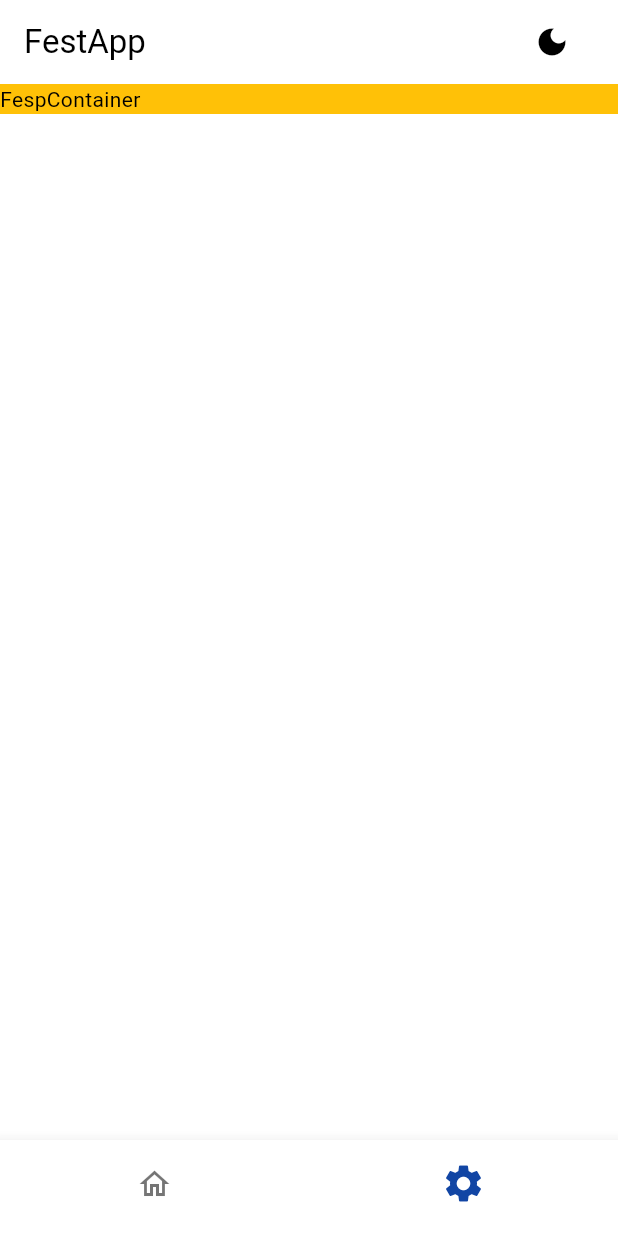
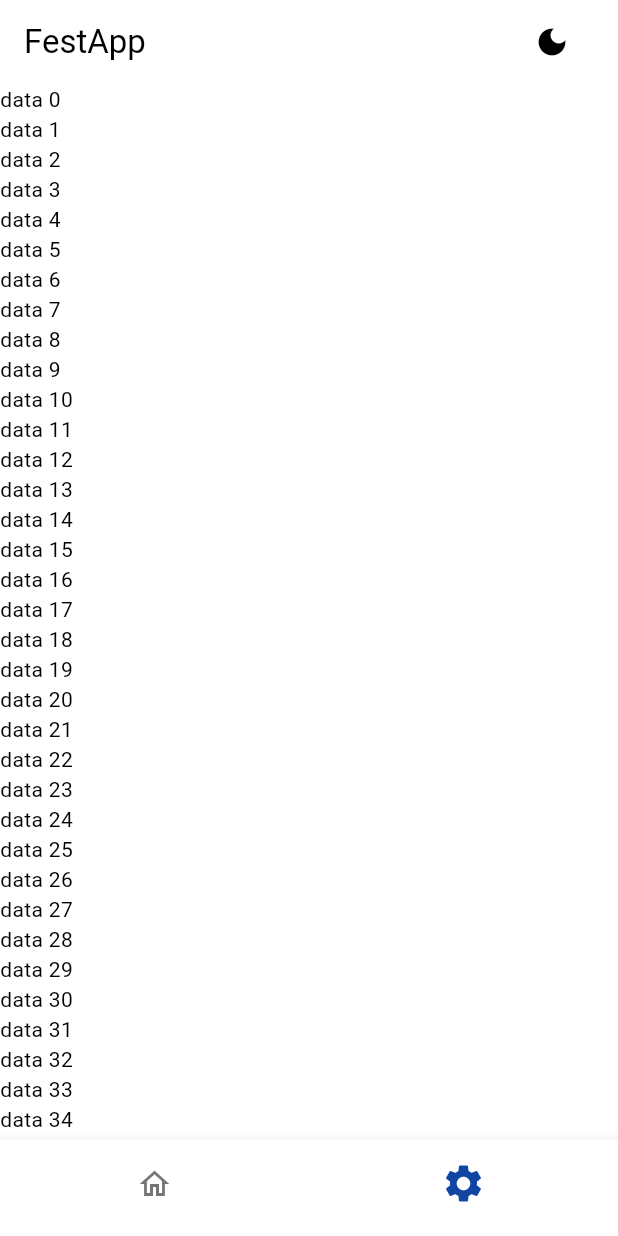
Before and after one commit to Vantus555/flutter_easy_start_project, a Flutter app: the screen it shows after launch, item 2 of the bottom bar chosen, on a phone screen of 412 x 824 dp. Run offline on Flutter 3.47's test engine with Material 3 defaults, Android fonts, the light colour scheme and no system bars; our stand-ins replace flex_color_scheme, go_router, hive, hive_flutter; accounts and stored records are empty.

Commit message:
rail, FespContainer

```diff
--- a/lib/containers/fesp_base_page.dart
+++ b/lib/containers/fesp_base_page.dart
@@ -1,11 +1,16 @@
 import 'package:flutter/material.dart';
+import 'package:flutter_easy_start_project/nodes/fesp_container.dart';
 import 'package:flutter_easy_start_project/nodes/fesp_nav_bar.dart';
+import 'package:flutter_easy_start_project/nodes/fesp_responsive_layout.dart';
 import 'package:flutter_easy_start_project/nodes/fesp_theme_tggler.dart';
+import 'package:flutter_easy_start_project/view_models/fesp_app_providesr.dart';
 import 'package:go_router/go_router.dart';
+import 'package:provider/provider.dart';
 
 class FespBasePage extends StatelessWidget {
   final String? title;
   final StatefulNavigationShell child;
+
   const FespBasePage({
     super.key,
     this.title,
@@ -14,6 +19,23 @@ class FespBasePage extends StatelessWidget {
 
   @override
   Widget build(BuildContext context) {
+    return FespResponsiveLayout(
+      md: _getScaffold(context),
+      lg: _getScaffold(context, rail: true),
+    );
+  }
+
+  Widget _getScaffold(
+    BuildContext context, {
+    bool rail = false,
+  }) {
+    final provider = context.read<FespAppProvider>();
+
+    final nav = FespBottomNavBar(
+      rail: rail,
+      child: child,
+    );
+
     return Scaffold(
       appBar: AppBar(
         title: Text(title ?? "FestApp"),
@@ -23,8 +45,20 @@ class FespBasePage extends StatelessWidget {
         ],
         scrolledUnderElevation: 0,
       ),
-      body: child,
-      bottomNavigationBar: FespBottomNavBar(child: child),
+      body: Row(
+        children: [
+          rail == true ? nav : const SizedBox.shrink(),
+          Expanded(
+            child: FespContainer(
+              settings: provider.data.mainContainerData,
+              child: SingleChildScrollView(
+                child: child,
+              ),
+            ),
+          ),
+        ],
+      ),
+      bottomNavigationBar: rail == false ? nav : null,
     );
   }
 }
--- a/lib/main.dart
+++ b/lib/main.dart
@@ -1,21 +1,22 @@
 import 'package:flutter/material.dart';
 import 'package:flutter_easy_start_project/containers/fesp_app.dart';
-import 'package:flutter_easy_start_project/containers/fesp_demo.dart';
 import 'package:flutter_easy_start_project/nodes/fesp_container.dart';
-import 'package:flutter_easy_start_project/nodes/fesp_responsive_layout.dart';
 import 'package:flutter_easy_start_project/structs/fesp_app_data.dart';
 import 'package:flutter_easy_start_project/structs/fesp_nav_item_data.dart';
 
 void main() {
   FespApp(
     data: FespAppData(
+      mainContainerData: const FespContainerData(
+        size: FespContainerSize.SM,
+      ),
       navItems: [
         FespNavItemData(
           icon: Icons.home_outlined,
           activeIcon: Icons.home,
           title: "main",
           label: "main",
-          child: const FespDemo(),
+          child: const Text('1'),
           path: '/',
         ),
         FespNavItemData(
@@ -36,12 +37,15 @@ class MyWidget extends StatelessWidget {
 
   @override
   Widget build(BuildContext context) {
-    return FespContainer(
-      containerSize: FespContainerSize.MD_CONTAINER,
-      child: Container(
-        color: Colors.amber,
-        child: const Text('FespContainer'),
-      ),
+    final List<Widget> data = [];
+
+    for (var i = 0; i < 140; i++) {
+      data.add(Text('data $i'));
+    }
+
+    return Column(
+      crossAxisAlignment: CrossAxisAlignment.start,
+      children: data,
     );
   }
 }
--- a/lib/nodes/fesp_container.dart
+++ b/lib/nodes/fesp_container.dart
@@ -3,26 +3,42 @@
 import 'package:flutter/material.dart';
 import 'package:flutter_easy_start_project/nodes/fesp_node_implement.dart';
 import 'package:flutter_easy_start_project/nodes/fesp_responsive_layout.dart';
+import 'package:flutter_easy_start_project/structs/fesp_responsive_layout_data.dart';
 import 'package:flutter_easy_start_project/view_models/fesp_app_providesr.dart';
 import 'package:provider/provider.dart';
 
 enum FespContainerSize {
-  FILL_CONTAINER,
-  XXL_CONTAINER,
-  XL_CONTAINER,
-  LG_CONTAINER,
-  MD_CONTAINER,
-  SM_CONTAINER,
+  FILL,
+  XXL,
+  XL,
+  LG,
+  MD,
+  SM,
+}
+
+enum FespContainerType {
+  USUAL,
+  FIXED,
+}
+
+class FespContainerData {
+  final FespContainerSize size;
+  final FespContainerType type;
+
+  const FespContainerData({
+    this.size = FespContainerSize.FILL,
+    this.type = FespContainerType.USUAL,
+  });
 }
 
 class FespContainer extends FespNode {
-  final FespContainerSize containerSize;
+  final FespContainerData settings;
   final Widget child;
 
   const FespContainer({
     super.key,
     super.onCopyWith,
-    this.containerSize = FespContainerSize.FILL_CONTAINER,
+    this.settings = const FespContainerData(),
     required this.child,
   });
 
@@ -30,38 +46,80 @@ class FespContainer extends FespNode {
   Widget build(BuildContext context) {
     final layouts = context.read<FespAppProvider>().data.responsiveData;
 
-    switch (containerSize) {
-      case FespContainerSize.XXL_CONTAINER:
+    if (settings.type == FespContainerType.FIXED) {
+      return _getFixed(layouts);
+    }
+    return _getUsual(layouts);
+  }
+
+  Widget _getFixed(FespResponsiveLayoutData layouts) {
+    switch (settings.size) {
+      case FespContainerSize.XXL:
         return FespResponsiveLayout(
-          xs: _getContainer(double.infinity),
           xl: _getContainer(double.infinity),
           xxl: _getContainer(layouts.xxl),
         );
-      case FespContainerSize.XL_CONTAINER:
+      case FespContainerSize.XL:
+        return FespResponsiveLayout(
+          lg: _getContainer(double.infinity),
+          xl: _getContainer(layouts.xl),
+        );
+      case FespContainerSize.LG:
+        return FespResponsiveLayout(
+          md: _getContainer(double.infinity),
+          lg: _getContainer(layouts.lg),
+        );
+      case FespContainerSize.MD:
+        return FespResponsiveLayout(
+          sm: _getContainer(double.infinity),
+          md: _getContainer(layouts.md),
+        );
+      case FespContainerSize.SM:
         return FespResponsiveLayout(
           xs: _getContainer(double.infinity),
+          sm: _getContainer(layouts.sm),
+        );
+      default:
+        return _getContainer(double.infinity);
+    }
+  }
+
+  Widget _getUsual(FespResponsiveLayoutData layouts) {
+    switch (settings.size) {
+      case FespContainerSize.XXL:
+        return FespResponsiveLayout(
+          xl: _getContainer(double.infinity),
+          xxl: _getContainer(layouts.xxl),
+        );
+      case FespContainerSize.XL:
+        return FespResponsiveLayout(
           lg: _getContainer(double.infinity),
           xl: _getContainer(layouts.xl),
-          xxl: _getContainer(layouts.xl),
+          xxl: _getContainer(layouts.xxl),
         );
-      case FespContainerSize.LG_CONTAINER:
+      case FespContainerSize.LG:
+        return FespResponsiveLayout(
+          md: _getContainer(double.infinity),
+          lg: _getContainer(layouts.lg),
+          xl: _getContainer(layouts.xl),
+          xxl: _getContainer(layouts.xxl),
+        );
+      case FespContainerSize.MD:
+        return FespResponsiveLayout(
+          sm: _getContainer(double.infinity),
+          md: _getContainer(layouts.md),
+          lg: _getContainer(layouts.lg),
+          xl: _getContainer(layouts.xl),
+          xxl: _getContainer(layouts.xxl),
+        );
+      case FespContainerSize.SM:
         return FespResponsiveLayout(
           xs: _getContainer(double.infinity),
-          md: _getContainer(double.infinity),
+          sm: _getContainer(layouts.sm),
+          md: _getContainer(layouts.md),
           lg: _getContainer(layouts.lg),
-          xxl: _getContainer(layouts.lg),
-        );
-      case FespContainerSize.MD_CONTAINER:
-        return FespResponsiveLayout(
-          xs: _getContainer(double.infinity),
-          sm: _getContainer(double.infinity),
-          md: _getContainer(layouts.md),
-          xxl: _getContainer(layouts.md),
-        );
-      case FespContainerSize.SM_CONTAINER:
-        return FespResponsiveLayout(
-          xs: _getContainer(layouts.sm),
-          xxl: _getContainer(layouts.sm),
+          xl: _getContainer(layouts.xl),
+          xxl: _getContainer(layouts.xxl),
         );
       default:
         return _getContainer(double.infinity);
--- a/lib/nodes/fesp_nav_bar.dart
+++ b/lib/nodes/fesp_nav_bar.dart
@@ -5,9 +5,11 @@ import 'package:provider/provider.dart';
 
 class FespBottomNavBar extends StatelessWidget {
   final StatefulNavigationShell child;
+  final bool rail;
 
   const FespBottomNavBar({
     super.key,
+    required this.rail,
     required this.child,
   });
 
@@ -19,6 +21,33 @@ class FespBottomNavBar extends StatelessWidget {
       return const SizedBox.shrink();
     }
 
+    if (rail) return _getNavRail(provider);
+
+    return _getBottomNavBar(provider);
+  }
+
+  Widget _getNavRail(FespAppProvider provider) {
+    final List<NavigationRailDestination> items = [];
+
+    for (var element in provider.data.navItems!) {
+      items.add(
+        NavigationRailDestination(
+          icon: Icon(element.icon),
+          selectedIcon: Icon(element.activeIcon),
+          label: const Text(''),
+        ),
+      );
+    }
+
+    return NavigationRail(
+      labelType: NavigationRailLabelType.none,
+      destinations: items,
+      selectedIndex: child.currentIndex,
+      onDestinationSelected: (index) => child.goBranch(index),
+    );
+  }
+
+  Widget _getBottomNavBar(FespAppProvider provider) {
     final List<BottomNavigationBarItem> items = [];
 
     for (var element in provider.data.navItems!) {
@@ -32,6 +61,7 @@ class FespBottomNavBar extends StatelessWidget {
     }
 
     return BottomNavigationBar(
+      landscapeLayout: BottomNavigationBarLandscapeLayout.centered,
       type: BottomNavigationBarType.fixed,
       currentIndex: child.currentIndex,
       onTap: (index) => child.goBranch(index),
--- a/lib/nodes/fesp_responsive_layout.dart
+++ b/lib/nodes/fesp_responsive_layout.dart
@@ -32,10 +32,10 @@ class FespResponsiveLayout extends StatelessWidget {
 
   @override
   Widget build(BuildContext context) {
-    final mediaQuery = MediaQuery.of(context);
+    return LayoutBuilder(
+      builder: (context, constraints) {
         final layouts = context.read<FespAppProvider>().data.responsiveData;
-
-    final width = mediaQuery.size.width;
+        final width = constraints.minWidth;
 
         if (width < layouts.sm) return _getLayoutWidget();
         if (width <= layouts.md) return _getLayoutWidget(offset: 1);
@@ -45,6 +45,8 @@ class FespResponsiveLayout extends StatelessWidget {
           return _getLayoutWidget(offset: 4);
         else
           return _getLayoutWidget(offset: 5);
+      },
+    );
   }
 
   Widget _getLayoutWidget({int offset = 0}) {
--- a/lib/structs/fesp_app_data.dart
+++ b/lib/structs/fesp_app_data.dart
@@ -1,3 +1,4 @@
+import 'package:flutter_easy_start_project/nodes/fesp_container.dart';
 import 'package:flutter_easy_start_project/router/fesp_router_factory.dart';
 import 'package:flutter_easy_start_project/structs/fesp_nav_item_data.dart';
 import 'package:flutter_easy_start_project/structs/fesp_responsive_layout_data.dart';
@@ -8,11 +9,13 @@ class FespAppData {
   final List<FespRoutData>? routs;
   final List<FespNavItemData>? navItems;
   final FespResponsiveLayoutData responsiveData;
+  final FespContainerData mainContainerData;
 
   const FespAppData({
     this.routs,
     this.navItems,
     this.responsiveData = const FespResponsiveLayoutData(),
+    this.mainContainerData = const FespContainerData(),
   });
 
   GoRouter? get router {
```
Lines whose indentation alone changed are shown as unchanged.
